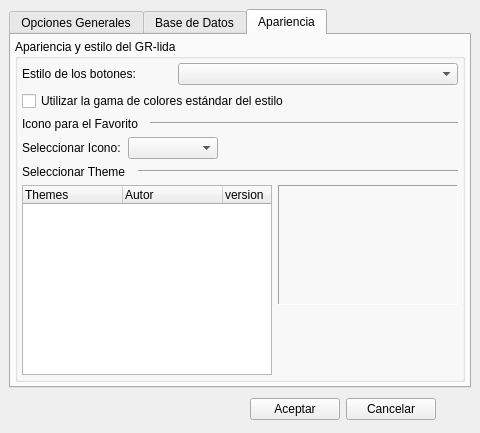
This is ui/opciones.ui in Monthy/gr-lida as Qt 5 draws it before an edit. The edited form follows.
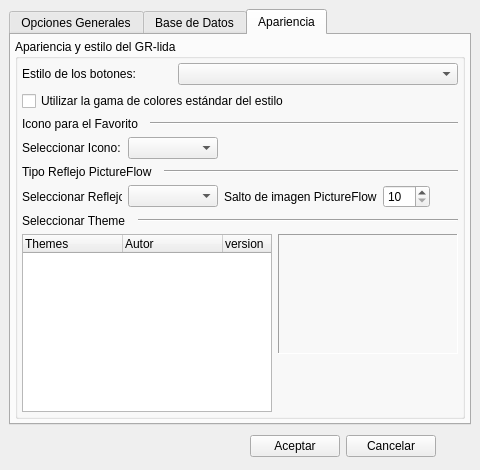
This is the edited form. The open tabs and pages were chosen to show the change. Icons and pictures are not drawn.

Commit message: - Actualización de la interfaz principal grlida.ui - Añadida la selección de reflejo de las imágenes del PictureFlow, Blurred o Plain. En las Opciones. - Añadido salto de imagen en PictureFlow, de esta forma el cambio de un juego a otro es más rápido. - Organización del código en casi todos los archivos de la carpeta src.

```diff
--- a/ui/opciones.ui
+++ b/ui/opciones.ui
@@ -6,7 +6,7 @@
     <x>0</x>
     <y>0</y>
     <width>480</width>
-    <height>433</height>
+    <height>470</height>
    </rect>
   </property>
   <property name="minimumSize" >
@@ -999,17 +999,8 @@
          <property name="title" >
           <string>Apariencia y estilo del GR-lida</string>
          </property>
-         <layout class="QVBoxLayout" >
-          <property name="leftMargin" >
-           <number>4</number>
-          </property>
-          <property name="topMargin" >
-           <number>4</number>
-          </property>
-          <property name="rightMargin" >
-           <number>4</number>
-          </property>
-          <property name="bottomMargin" >
+         <layout class="QVBoxLayout" name="verticalLayout" >
+          <property name="margin" >
            <number>4</number>
           </property>
           <item>
@@ -1017,16 +1008,7 @@
             <property name="spacing" >
              <number>6</number>
             </property>
-            <property name="leftMargin" >
-             <number>0</number>
-            </property>
-            <property name="topMargin" >
-             <number>0</number>
-            </property>
-            <property name="rightMargin" >
-             <number>0</number>
-            </property>
-            <property name="bottomMargin" >
+            <property name="margin" >
              <number>0</number>
             </property>
             <item>
@@ -1124,7 +1106,91 @@
               <property name="orientation" >
                <enum>Qt::Horizontal</enum>
               </property>
-              <property name="sizeHint" >
+              <property name="sizeHint" stdset="0" >
+               <size>
+                <width>40</width>
+                <height>20</height>
+               </size>
+              </property>
+             </spacer>
+            </item>
+           </layout>
+          </item>
+          <item>
+           <layout class="QHBoxLayout" name="_2" >
+            <property name="spacing" >
+             <number>12</number>
+            </property>
+            <item>
+             <widget class="QLabel" name="label_8" >
+              <property name="sizePolicy" >
+               <sizepolicy vsizetype="Preferred" hsizetype="Fixed" >
+                <horstretch>0</horstretch>
+                <verstretch>0</verstretch>
+               </sizepolicy>
+              </property>
+              <property name="text" >
+               <string>Tipo Reflejo PictureFlow</string>
+              </property>
+             </widget>
+            </item>
+            <item>
+             <widget class="Line" name="line_7" >
+              <property name="orientation" >
+               <enum>Qt::Horizontal</enum>
+              </property>
+             </widget>
+            </item>
+           </layout>
+          </item>
+          <item>
+           <layout class="QHBoxLayout" name="_3" >
+            <item>
+             <widget class="QLabel" name="label_9" >
+              <property name="minimumSize" >
+               <size>
+                <width>100</width>
+                <height>0</height>
+               </size>
+              </property>
+              <property name="text" >
+               <string>Seleccionar Reflejo:</string>
+              </property>
+             </widget>
+            </item>
+            <item>
+             <widget class="QComboBox" name="cmbPicFlowReflection" >
+              <property name="minimumSize" >
+               <size>
+                <width>90</width>
+                <height>0</height>
+               </size>
+              </property>
+             </widget>
+            </item>
+            <item>
+             <widget class="QLabel" name="label_10" >
+              <property name="text" >
+               <string>Salto de imagen PictureFlow</string>
+              </property>
+             </widget>
+            </item>
+            <item>
+             <widget class="QSpinBox" name="spinBox_SkipPicFlow" >
+              <property name="minimum" >
+               <number>10</number>
+              </property>
+              <property name="maximum" >
+               <number>100</number>
+              </property>
+             </widget>
+            </item>
+            <item>
+             <spacer>
+              <property name="orientation" >
+               <enum>Qt::Horizontal</enum>
+              </property>
+              <property name="sizeHint" stdset="0" >
                <size>
                 <width>40</width>
                 <height>20</height>
@@ -1250,7 +1316,7 @@
                 <property name="orientation" >
                  <enum>Qt::Vertical</enum>
                 </property>
-                <property name="sizeHint" >
+                <property name="sizeHint" stdset="0" >
                  <size>
                   <width>20</width>
                   <height>40</height>
@@ -1274,16 +1340,7 @@
      <property name="spacing" >
       <number>6</number>
      </property>
-     <property name="leftMargin" >
-      <number>4</number>
-     </property>
-     <property name="topMargin" >
-      <number>4</number>
-     </property>
-     <property name="rightMargin" >
-      <number>4</number>
-     </property>
-     <property name="bottomMargin" >
+     <property name="margin" >
       <number>4</number>
      </property>
      <item>
@@ -1291,7 +1348,7 @@
        <property name="orientation" >
         <enum>Qt::Horizontal</enum>
        </property>
-       <property name="sizeHint" >
+       <property name="sizeHint" stdset="0" >
         <size>
          <width>211</width>
          <height>20</height>
@@ -1339,7 +1396,7 @@
        <property name="sizeType" >
         <enum>QSizePolicy::Minimum</enum>
        </property>
-       <property name="sizeHint" >
+       <property name="sizeHint" stdset="0" >
         <size>
          <width>31</width>
          <height>20</height>
```
Left out of the diff: 257 changed lines with no effect on the pictures. The commit also changes 26 other files.
